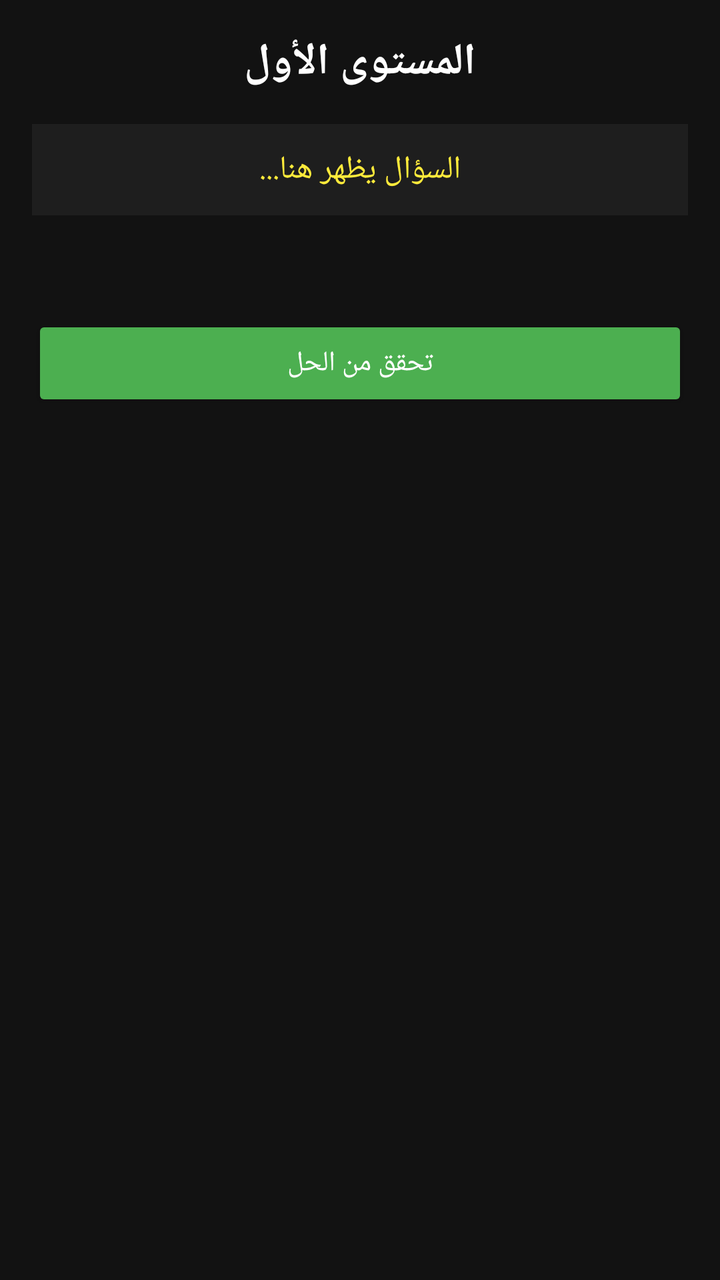
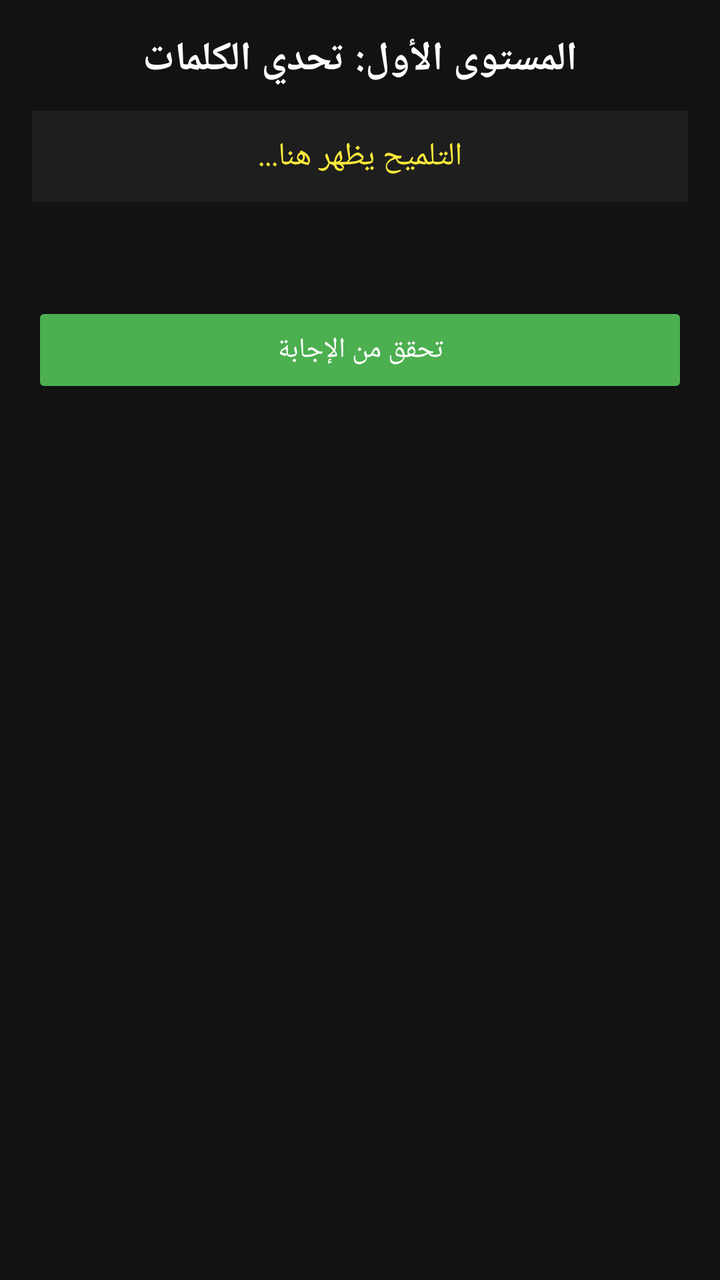

An Android layout rendered at two revisions. The XML below is the earlier revision; the diff shows what the commit changed to produce the second picture.
<!-- AndroidManifest.xml: activity theme Theme.AppCompat.NoActionBar -->
<!-- res/layout/activity_crossword.xml -->
<?xml version="1.0" encoding="utf-8"?>
<LinearLayout xmlns:android="http://schemas.android.com/apk/res/android"
    android:layout_width="match_parent"
    android:layout_height="match_parent"
    android:orientation="vertical"
    android:background="#121212"
    android:padding="16dp"
    android:gravity="center_horizontal">

    
    <TextView
        android:id="@+id/tvLevelTitle"
        android:layout_width="wrap_content"
        android:layout_height="wrap_content"
        android:text="المستوى الأول"
        android:textSize="22sp"
        android:textColor="#FFFFFF"
        android:textStyle="bold"
        android:layout_marginBottom="16dp"/>

    
    <TextView
        android:id="@+id/tvClueDisplay"
        android:layout_width="match_parent"
        android:layout_height="wrap_content"
        android:text="السؤال يظهر هنا..."
        android:textSize="16sp"
        android:textColor="#FFEB3B"
        android:gravity="center"
        android:padding="12dp"
        android:background="#1E1E1E"
        android:layout_marginBottom="20dp"/>

    
    <GridLayout
        android:id="@+id/crosswordGrid"
        android:layout_width="wrap_content"
        android:layout_height="wrap_content"
        android:columnCount="8"
        android:rowCount="8"
        android:layout_gravity="center"/>

    
    <Button
        android:id="@+id/btnCheckAnswers"
        android:layout_width="match_parent"
        android:layout_height="wrap_content"
        android:text="تحقق من الحل"
        android:backgroundTint="#4CAF50"
        android:textColor="#FFFFFF"
        android:layout_marginTop="30dp"/>

</LinearLayout>
<!-- resources referenced by this layout -->
<resources>

</resources>

<!-- the commit's change to res/layout/activity_crossword.xml (unified diff, before → after) -->
@@ -7,23 +7,21 @@
     android:padding="16dp"
     android:gravity="center_horizontal">
 
-    
     <TextView
         android:id="@+id/tvLevelTitle"
         android:layout_width="wrap_content"
         android:layout_height="wrap_content"
-        android:text="المستوى الأول"
-        android:textSize="22sp"
+        android:text="المستوى الأول: تحدي الكلمات"
+        android:textSize="20sp"
         android:textColor="#FFFFFF"
         android:textStyle="bold"
-        android:layout_marginBottom="16dp"/>
+        android:layout_marginBottom="12dp"/>
 
-    
     <TextView
         android:id="@+id/tvClueDisplay"
         android:layout_width="match_parent"
         android:layout_height="wrap_content"
-        android:text="السؤال يظهر هنا..."
+        android:text="التلميح يظهر هنا..."
         android:textSize="16sp"
         android:textColor="#FFEB3B"
         android:gravity="center"
@@ -36,16 +34,15 @@
         android:id="@+id/crosswordGrid"
         android:layout_width="wrap_content"
         android:layout_height="wrap_content"
-        android:columnCount="8"
-        android:rowCount="8"
+        android:columnCount="5"
+        android:rowCount="5"
         android:layout_gravity="center"/>
 
-    
     <Button
         android:id="@+id/btnCheckAnswers"
         android:layout_width="match_parent"
         android:layout_height="wrap_content"
-        android:text="تحقق من الحل"
+        android:text="تحقق من الإجابة"
         android:backgroundTint="#4CAF50"
         android:textColor="#FFFFFF"
         android:layout_marginTop="30dp"/>
